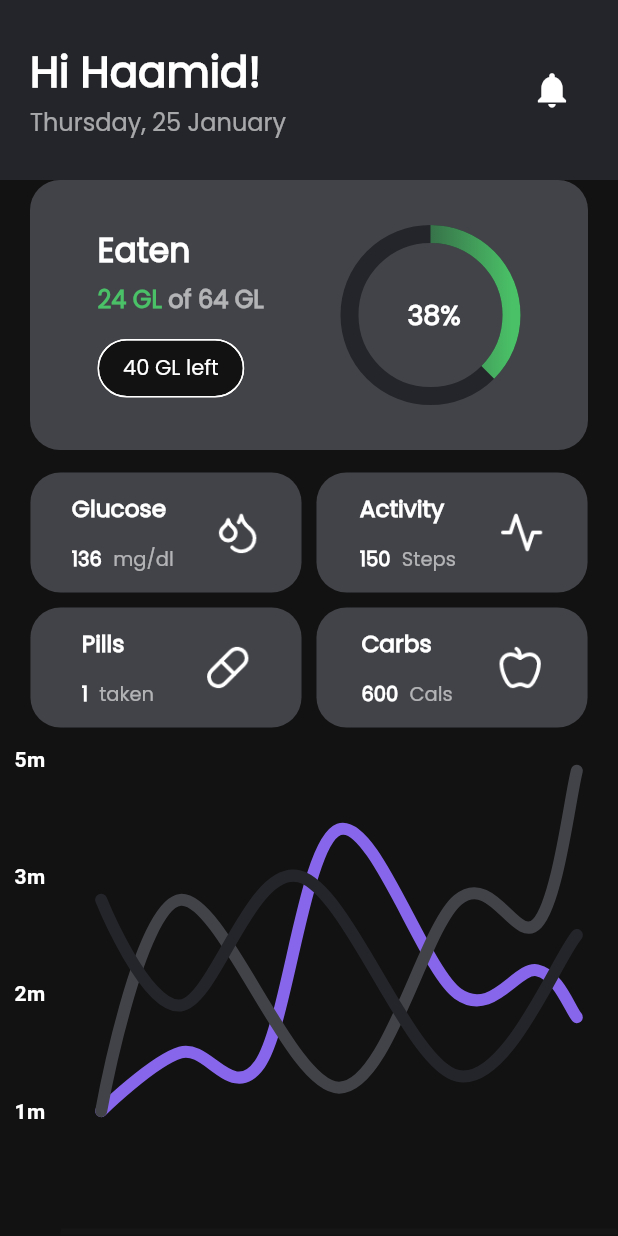
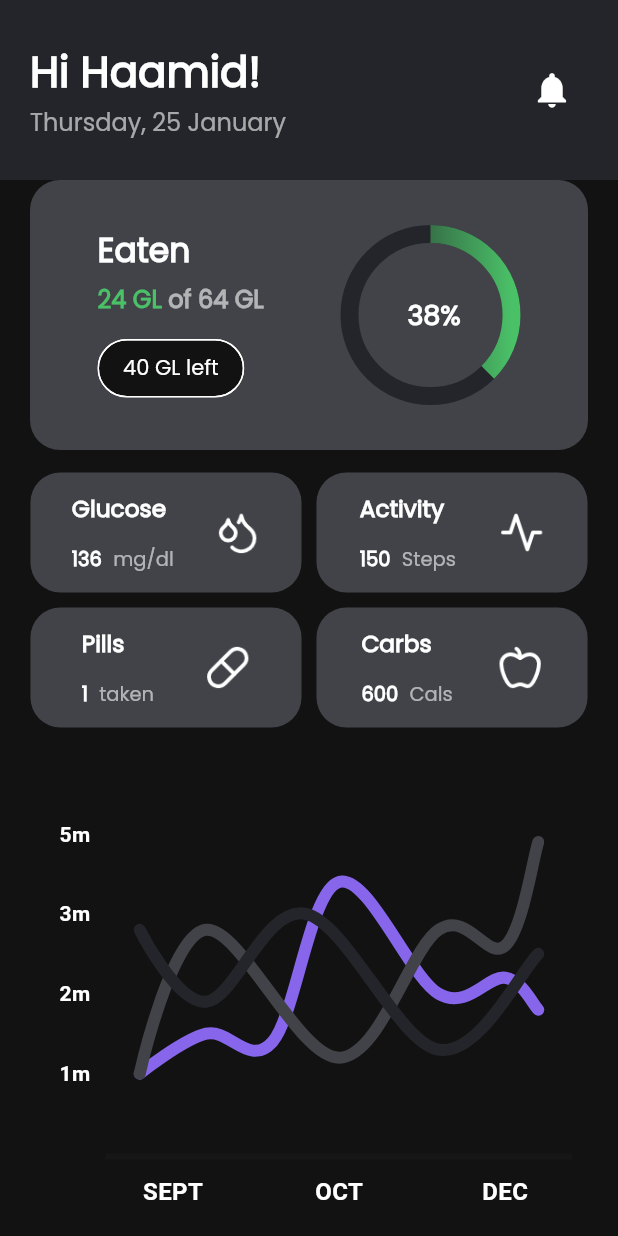
Before and after one commit to Hames-1616/diabetes_Flutter, a Flutter app: the HomePage screen opened directly, on a phone screen of 412 x 824 dp. Run offline on Flutter 3.47's test engine with Material 3 defaults, Android fonts, the phone set to English and light mode, and no system bars; drawn by our look-alikes of fl_chart, percent_indicator; our stand-ins replace chips_choice, dio, flutter_riverpod, fpdart, shared_preferences; missing offline and left inert: animated_snack_bar; accounts and stored records are empty.

Commit message:
👌 IMPROVE: Improved padding of the Chart/Graph

```diff
--- a/lib/features/home/screens/HomePage.dart
+++ b/lib/features/home/screens/HomePage.dart
@@ -3,7 +3,6 @@ import 'package:diabetes_app/core/responsive_text.dart';
 import 'package:diabetes_app/core/themes.dart';
 import 'package:diabetes_app/features/home/components/Activity_block.dart';
 import 'package:diabetes_app/features/home/components/lineChart.dart';
-import 'package:fl_chart/fl_chart.dart';
 import 'package:flutter/material.dart';
 import 'package:flutter_riverpod/flutter_riverpod.dart';
 import 'package:intl/intl.dart';
@@ -169,9 +168,10 @@ class _HomePageState extends ConsumerState<HomePage> {
                   ],
                 ),
               ),
-              SizedBox(height: 20,),
+              const SizedBox(height: 40,),
               Container(
-                height: 350,
+                margin: const EdgeInsets.all(30),
+                height: 250,
                 width: MediaQuery.of(context).size.width,
                 child: linChart(isShowingMainData: true))
             ],
```
